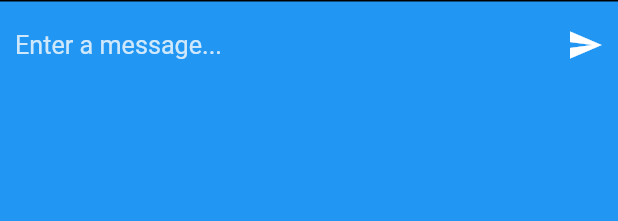
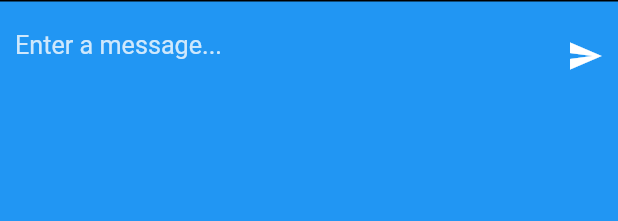
Before and after one commit to vicmoh/flutter_components, a Flutter app: the MessageField widget shown alone on an empty page, opened directly, on a phone screen of 412 x 824 dp. Shown: the top 221 px of the screen. Run offline on Flutter 3.47's test engine with Material 2 defaults, Android fonts, the phone set to English and light mode, and no system bars; missing offline and left inert: extended_text_field, extended_text_library.

Commit message:
allow allighment for the send button of message field

```diff
--- a/example/lib/screen/message_field_example.dart
+++ b/example/lib/screen/message_field_example.dart
@@ -17,7 +17,7 @@ class _MessageFieldExampleState extends State<MessageFieldExample> {
         children: <Widget>[
           Expanded(child: Container()),
           MessageField(
-            maxLength: 20,
+            maxLength: 512,
             onFieldChanged: (val) {},
             onSend: () {},
             backgroundColor: Theme.of(context).primaryColor,
--- a/lib/src/independent/inputs/message_field.dart
+++ b/lib/src/independent/inputs/message_field.dart
@@ -16,6 +16,7 @@ class MessageField extends StatefulWidget {
   final int maxLength;
   final String counterText;
   final Widget sendWidget;
+  final CrossAxisAlignment sendCrossAxisAlignment;
   final Widget inputWidget;
 
   /// Class for sending and entering a message.
@@ -38,6 +39,7 @@ class MessageField extends StatefulWidget {
     this.counterText = "",
     this.sendWidget,
     this.inputWidget,
+    this.sendCrossAxisAlignment = CrossAxisAlignment.end,
   }) : super(key: key);
 
   _MessageFieldState createState() => _MessageFieldState();
@@ -53,15 +55,19 @@ class _MessageFieldState extends State<MessageField> {
   Widget _messageField(BuildContext context) {
     return Container(
         color: widget.backgroundColor,
-        child: Column(mainAxisAlignment: MainAxisAlignment.start, children: <
-            Widget>[
+        child: Column(
+            mainAxisAlignment: MainAxisAlignment.start,
+            children: <Widget>[
               /// Divider
               Container(height: 1, color: widget.dividerColor),
 
               /// The Field and send button
               Padding(
-              padding: EdgeInsets.only(top: this.widget.innerVerticalPadding),
-              child: Row(children: <Widget>[
+                  padding:
+                      EdgeInsets.only(top: this.widget.innerVerticalPadding),
+                  child: Row(
+                      crossAxisAlignment: widget.sendCrossAxisAlignment,
+                      children: <Widget>[
                         /// Text field for messaging
                         Expanded(
                             child: Container(
@@ -74,7 +80,8 @@ class _MessageFieldState extends State<MessageField> {
 
               /// Bottom padding for iPhone users
               Container(
-              padding: EdgeInsets.only(bottom: widget.innerVerticalPadding)),
+                  padding:
+                      EdgeInsets.only(bottom: widget.innerVerticalPadding)),
             ]));
   }
 
--- a/pubspec.yaml
+++ b/pubspec.yaml
@@ -1,6 +1,6 @@
 name: flutter_components
 description: Flutter package containing widgets and components.
-version: 0.0.24
+version: 0.0.25
 author: Vicky Mohammad
 homepage: http://github.com/vicmoh/flutter_components.git
 
```
Also changed, not shown: lib/src/independent/labels/smart_text.dart (+4 -4 lines), 1 other file. Lines whose indentation alone changed are shown as unchanged.
